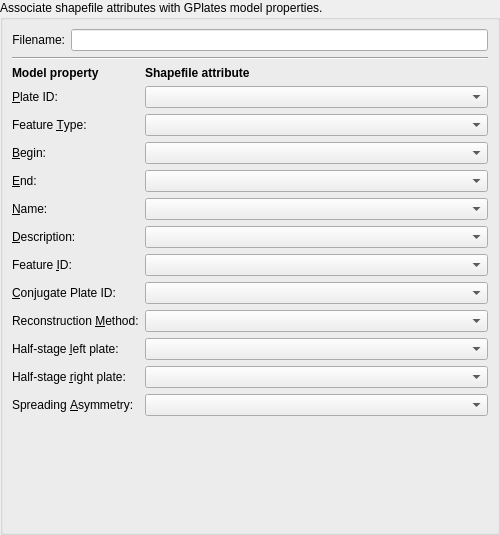
First picture: the form in src/qt-widgets/ShapefileAttributeWidgetUi.ui, repository GPlates/GPlates, before the edit.
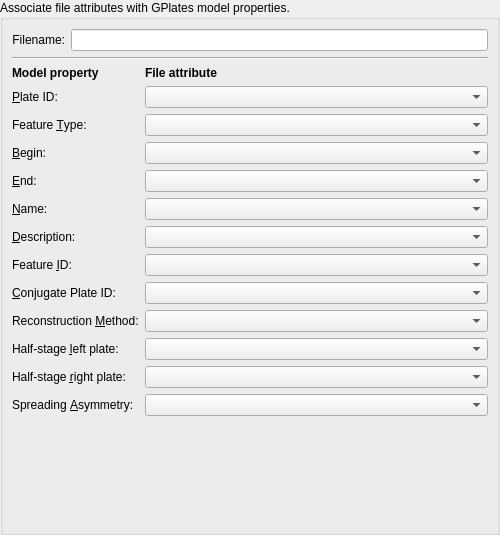
Second picture: the form after the edit.

```diff
--- a/src/qt-widgets/ShapefileAttributeWidgetUi.ui
+++ b/src/qt-widgets/ShapefileAttributeWidgetUi.ui
@@ -44,7 +44,7 @@
    <item>
     <widget class="QGroupBox" name="groupBox">
      <property name="title">
-      <string>Associate shapefile attributes with GPlates model properties.</string>
+      <string>Associate file attributes with GPlates model properties.</string>
      </property>
      <layout class="QGridLayout" name="gridLayout">
       <item row="0" column="0">
@@ -111,7 +111,7 @@
            </font>
           </property>
           <property name="text">
-           <string>Shapefile attribute</string>
+           <string>File attribute</string>
           </property>
          </widget>
         </item>
```
